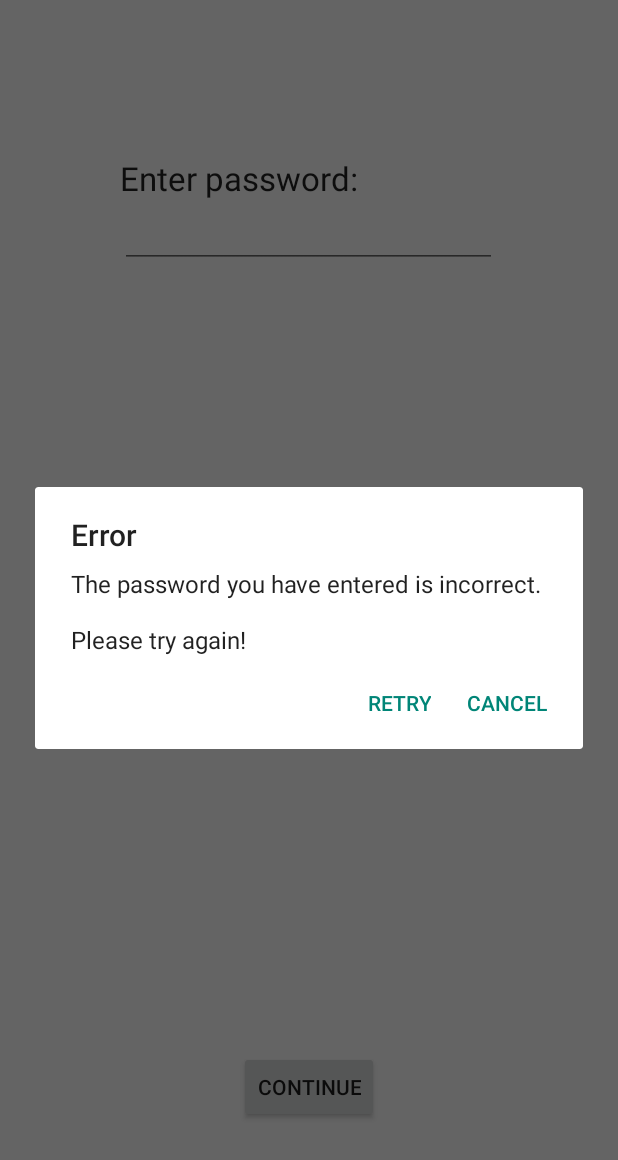
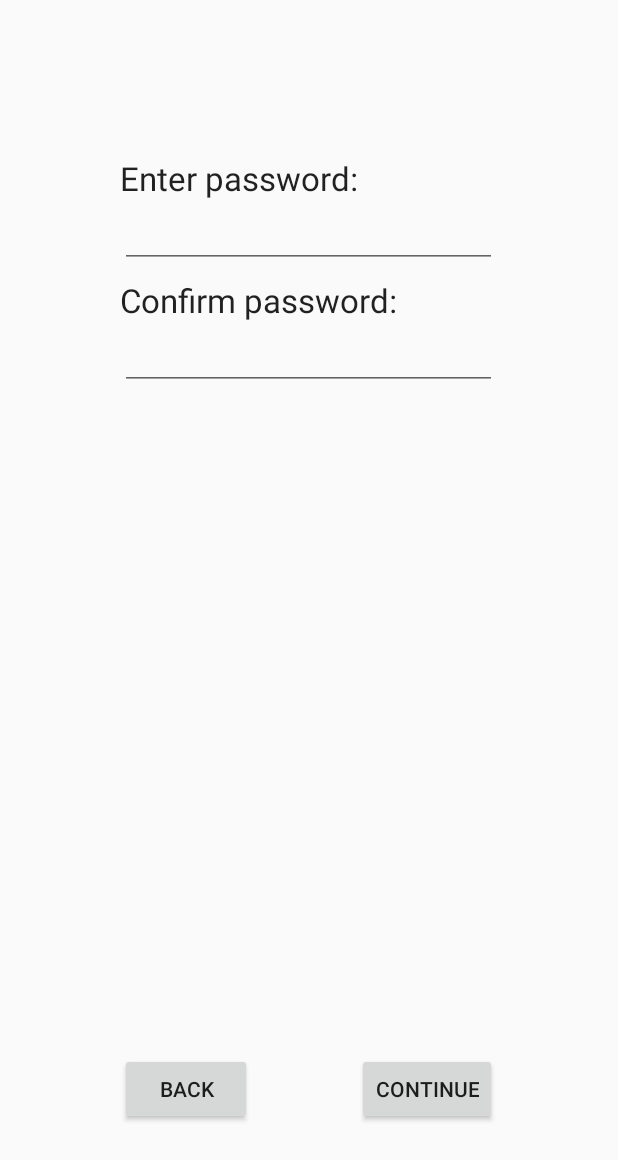
Before and after one commit to annekao/MoneyTrees, an Android app: the screen it shows after launch (Main), after a tap on "CONTINUE", on a phone screen of 412 x 824 dp. Shown: the top 1160 px of the screen. Run offline under Robolectric (Android 15) with nearby library versions, the phone set to English and light mode, and no system bars; libraries missing offline, so code that uses them is left out: com.firebase.client; 5 statements that could not run were skipped; 2 other taps on this screen came first.

Commit message:
can create passwords now

```diff
--- a/app/src/main/java/com/hackrice/kevinskim93/moneytrees/Main.java
+++ b/app/src/main/java/com/hackrice/kevinskim93/moneytrees/Main.java
@@ -23,7 +23,7 @@ import java.util.*;
 public class Main extends Activity {
 
     Firebase myFirebaseRef;
-    String groupName;
+    String name, pNum, groupName;
     Map<String, MoneyGroup> groups = new HashMap<String, MoneyGroup>();
 
     @Override
@@ -33,10 +33,6 @@ public class Main extends Activity {
         myFirebaseRef = new Firebase("https://luminous-inferno-581.firebaseio.com/");
         setContentView(R.layout.homepage);
     }
-
-
-
-
 
 
     @Override
@@ -61,25 +57,100 @@ public class Main extends Activity {
         return super.onOptionsItemSelected(item);
     }
 
-    public void createGroup(View v){
-        EditText nameText = (EditText)findViewById(R.id.name);
-        String name = nameText.getText().toString();
+    public void createGroup(View v) {
+        EditText nameText = (EditText) findViewById(R.id.name);
+        name = nameText.getText().toString();
 
-        EditText pNumText = (EditText)findViewById(R.id.phoneNumber);
-        String pNum = pNumText.getText().toString();
+        EditText pNumText = (EditText) findViewById(R.id.phoneNumber);
+        pNum = pNumText.getText().toString();
 
-        EditText groupText = (EditText)findViewById(R.id.groupName);
+        EditText groupText = (EditText) findViewById(R.id.groupName);
         groupName = groupText.getText().toString();
 
-        //setContentView(R.layout.create_password);
+        setContentView(R.layout.create_password);
 
         //if group already exists, return error
 
+
+    }
+
+    public void joinGroup(View v) {
+        EditText groupText = (EditText) findViewById(R.id.groupName);
+        groupName = groupText.getText().toString().trim();
+        System.out.println("joining group " + groupName);
+
+        //if group doesn't exist, or wrong password, return error
+
+        setContentView(R.layout.enter_password);
+    }
+
+    public void enterPassword(View v) {
+        myFirebaseRef.addValueEventListener(new ValueEventListener() {
+            @Override
+            public void onDataChange(DataSnapshot snapshot) {
+
+                System.out.println(snapshot.getValue().getClass());
+            }
+
+            @Override
+            public void onCancelled(FirebaseError firebaseError) {
+                System.out.println("The read failed: " + firebaseError.getMessage());
+            }
+        });
+
+        EditText userInput = (EditText) findViewById(R.id.password);
+
+        if (userInput.getText().toString().equals("pw")) {
+            System.out.println(userInput.getText().toString());
+        } else {
+            System.out.println(userInput.getText().toString());
+            String message = "The password you have entered is incorrect." + " \n \n" + "Please try again!";
+            AlertDialog.Builder builder = new AlertDialog.Builder(this);
+            builder.setTitle("Error");
+            builder.setMessage(message);
+            builder.setPositiveButton("Cancel", new DialogInterface.OnClickListener() {
+                @Override
+                public void onClick(DialogInterface dialog, int id) {
+                    setContentView(R.layout.homepage);
+                }
+            });
+            builder.setNegativeButton("Retry", null);
+            builder.create().show();
+        }
+    }
+
+    public void createPassword(View v) {
+        EditText userInput = (EditText) findViewById(R.id.password);
+        EditText confUserInput = (EditText) findViewById(R.id.confPassword);
+        String groupPW = "";
+        if (userInput.getText().toString().equals(confUserInput.getText().toString())) {
+            groupPW = userInput.getText().toString();
+        } else {
+            System.out.println(userInput.getText().toString());
+            String message = "The password you've entered do not match." + " \n \n" + "Please try again!";
+            AlertDialog.Builder builder = new AlertDialog.Builder(this);
+            builder.setTitle("Error");
+            builder.setMessage(message);
+            builder.setPositiveButton("Cancel", new DialogInterface.OnClickListener() {
+                @Override
+                public void onClick(DialogInterface dialog, int id) {
+                    setContentView(R.layout.homepage);
+                }
+            });
+            builder.setNegativeButton("Retry", null);
+            builder.create().show();
+        }
+
+        addToDB(groupPW);
+    }
+
+    public void addToDB(String pw) {
         //create group
         MoneyGroup mg = new MoneyGroup(groupName);
         User u = new User(name, pNum);
         u.setAdmin(true);
         mg.addUser(u);
+        mg.setPassword(pw);
 
         //adding to Firebase
         Firebase groupsRef = myFirebaseRef.child("groups");
@@ -99,114 +170,7 @@ public class Main extends Activity {
         groupsRef.setValue(groups);
     }
 
-    public void joinGroup(View v){
-        EditText groupText = (EditText)findViewById(R.id.groupName);
-        groupName = groupText.getText().toString().trim();
-        System.out.println("joining group " + groupName);
-
-        //if group doesn't exist, or wrong password, return error
-
-        setContentView(R.layout.enter_password);
+    public void back(View v) {
+        setContentView(R.layout.homepage);
     }
-
-    public void enterPassword(View v){
-        myFirebaseRef.addValueEventListener(new ValueEventListener() {
-            @Override
-            public void onDataChange(DataSnapshot snapshot) {
-
-                System.out.println(snapshot.getValue().getClass());
-            }
-
-            @Override
-            public void onCancelled(FirebaseError firebaseError) {
-                System.out.println("The read failed: " + firebaseError.getMessage());
-            }
-        });
-
-        EditText userInput = (EditText)findViewById(R.id.password);
-
-        if (userInput.getText().toString().equals("pw"))
-        {
-            System.out.println(userInput.getText().toString());
-        }
-        else {
-            System.out.println(userInput.getText().toString());
-            String message = "The password you have entered is incorrect." + " \n \n" + "Please try again!";
-            AlertDialog.Builder builder = new AlertDialog.Builder(this);
-            builder.setTitle("Error");
-            builder.setMessage(message);
-            builder.setPositiveButton("Cancel", new DialogInterface.OnClickListener() {
-                @Override
-                public void onClick(DialogInterface dialog, int id) {
-                    setContentView(R.layout.homepage);
-                }
-            });
-            builder.setNegativeButton("Retry", null);
-            builder.create().show();
-        }
-    }
-/*
-    public void createPassword() {
-        final Activity context = this;
-        LayoutInflater li = LayoutInflater.from(context);
-        View promptsView = li.inflate(R.layout.create_password, null);
-
-        final AlertDialog.Builder alertDialogBuilder = new AlertDialog.Builder(context);
-        alertDialogBuilder.setView(promptsView);
-
-        final EditText userInput = (EditText) promptsView
-                .findViewById(R.id.password);
-
-        final EditText userConf = (EditText) promptsView
-                .findViewById(R.id.confPassword);
-
-        // set dialog message
-        alertDialogBuilder
-                .setCancelable(false)
-                .setNegativeButton("Continue",
-                        new DialogInterface.OnClickListener() {
-                            public void onClick(DialogInterface dialog,int id) {
-                                String user_text = (userInput.getText()).toString();
-
-                                /** CHECK FOR USER'S INPUT
-                                if (userConf.equals(userInput))
-                                {
-                                    Log.d(user_text, "Correct password");
-                                }
-                                else {
-                                    Log.d(user_text, "passwords mismatch");
-                                    String message = "The passwords do not match." + " \n \n" + "Please try again!";
-                                    AlertDialog.Builder builder = new AlertDialog.Builder(context);
-                                    builder.setTitle("Error");
-                                    builder.setMessage(message);
-                                    builder.setPositiveButton("Cancel", null);
-                                    builder.setNegativeButton("Retry", new DialogInterface.OnClickListener() {
-                                        @Override
-                                        public void onClick(DialogInterface dialog, int id) {
-                                            createPassword();
-                                        }
-                                    });
-                                    builder.create().show();
-
-                                }
-                            }
-                        })
-                .setPositiveButton("Cancel",
-                        new DialogInterface.OnClickListener() {
-                            public void onClick(DialogInterface dialog,int id) {
-                                dialog.dismiss();
-                            }
-
-                        }
-
-                );
-
-        // create alert dialog
-        AlertDialog alertDialog = alertDialogBuilder.create();
-
-        // show it
-        alertDialog.show();
-    }
-
-*/
 }
--- a/app/src/main/java/com/hackrice/kevinskim93/moneytrees/MoneyGroup.java
+++ b/app/src/main/java/com/hackrice/kevinskim93/moneytrees/MoneyGroup.java
@@ -7,11 +7,13 @@ public class MoneyGroup {
     private String name;
     private double money;
     private ArrayList<User> users;
+    private String password;
 
     public MoneyGroup(String n){
         name = n;
         money = 0;
         users = new ArrayList<User>();
+        password = "";
 
     }
 
@@ -33,4 +35,12 @@ public class MoneyGroup {
         return users;
     }
 
+    public void setPassword(String pw){
+        password = pw;
+    }
+
+    public String getPassword(){
+        return password;
+    }
+
 }
--- a/app/src/main/res/layout/create_password.xml
+++ b/app/src/main/res/layout/create_password.xml
@@ -12,7 +12,7 @@
         android:layout_row="1"
         android:layout_column="12"
         android:fontFamily="sans-serif"
-        android:layout_centerVertical="true"
+        android:layout_below="@+id/pwText"
         android:layout_centerHorizontal="true" />
 
     <TextView
@@ -21,9 +21,10 @@
         android:textAppearance="?android:attr/textAppearanceLarge"
         android:text="Enter password: "
         android:id="@+id/pwText"
-        android:layout_above="@+id/password"
-        android:layout_alignLeft="@+id/password"
-        android:layout_alignStart="@+id/password" />
+        android:layout_marginTop="104dp"
+        android:layout_alignParentTop="true"
+        android:layout_alignLeft="@+id/confPwText"
+        android:layout_alignStart="@+id/confPwText" />
 
     <TextView
         android:layout_width="wrap_content"
@@ -31,10 +32,10 @@
         android:textAppearance="?android:attr/textAppearanceLarge"
         android:text="Confirm password:"
         android:id="@+id/confPwText"
-        android:layout_marginTop="50dp"
-        android:layout_below="@+id/password"
+        android:layout_below="@+id/pwText"
         android:layout_alignLeft="@+id/password"
-        android:layout_alignStart="@+id/password" />
+        android:layout_alignStart="@+id/password"
+        android:layout_marginTop="52dp" />
 
     <EditText
         android:layout_width="251dp"
@@ -48,4 +49,25 @@
         android:layout_below="@+id/confPwText"
         android:layout_alignLeft="@+id/confPwText"
         android:layout_alignStart="@+id/confPwText" />
+
+    <Button
+        android:layout_width="wrap_content"
+        android:layout_height="wrap_content"
+        android:text="Continue"
+        android:id="@+id/cont"
+        android:layout_marginBottom="74dp"
+        android:onClick="createPassword"
+        android:layout_alignParentBottom="true"
+        android:layout_alignRight="@+id/confPassword"
+        android:layout_alignEnd="@+id/confPassword" />
+
+    <Button
+        android:layout_width="wrap_content"
+        android:layout_height="wrap_content"
+        android:text="Back"
+        android:id="@+id/back"
+        android:layout_alignTop="@+id/cont"
+        android:layout_alignLeft="@+id/confPassword"
+        android:layout_alignStart="@+id/confPassword"
+        android:onClick="back"/>
 </RelativeLayout>
```
Also changed, not shown: app/src/main/res/layout/enter_password.xml (+16 -4 lines).
